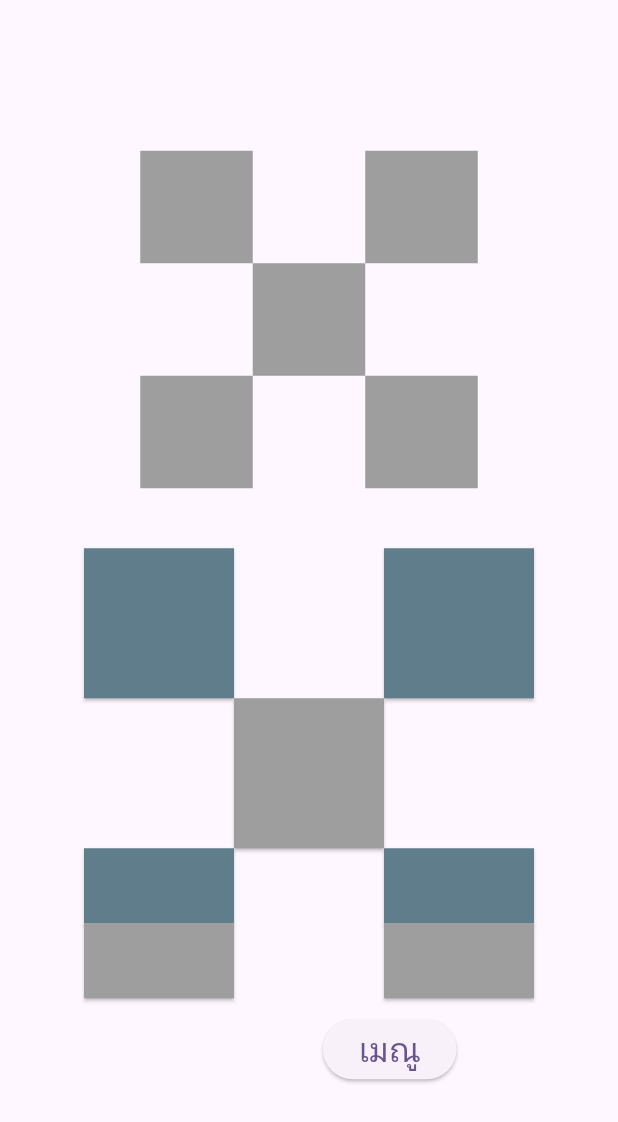
After one commit to Lenilk/dancingapp, a Flutter app: the TestBeforePlayPage screen opened by its route, on a phone screen of 412 x 824 dp. The commit adds this screen. Shown: the top 1122 px of the screen. Run offline on Flutter 3.47's test engine with Material 3 defaults, Android fonts, the phone set to English and light mode, and no system bars; our stand-ins replace audioplayers; network calls fail.

Commit message:
add test_before_play page and add http package for sent and read data from anto

```diff
--- /dev/null
+++ b/devtools_options.yaml
@@ -0,0 +1,3 @@
+description: This file stores settings for Dart & Flutter DevTools.
+documentation: https://docs.flutter.dev/tools/devtools/extensions#configure-extension-enablement-states
+extensions:
--- /dev/null
+++ b/lib/components/pad_button.dart
@@ -0,0 +1,34 @@
+import "package:flutter/material.dart";
+
+Widget padButton(VoidCallback fn, Color color) {
+  return ElevatedButton(
+    style: TextButton.styleFrom(
+      padding: EdgeInsetsGeometry.all(0),
+      shape: RoundedRectangleBorder(
+        borderRadius: BorderRadiusGeometry.circular(0),
+      ),
+      minimumSize: Size.zero,
+      backgroundColor: color,
+    ),
+    onPressed: fn,
+    child: SizedBox(width: 100, height: 100),
+  );
+}
+
+Widget halfPadButton(VoidCallback fn, Color color) {
+  return SizedBox(
+    width: 100,
+    height: 50,
+    child: ElevatedButton(
+      style: TextButton.styleFrom(
+        padding: EdgeInsetsGeometry.all(0),
+        shape: RoundedRectangleBorder(
+          borderRadius: BorderRadiusGeometry.circular(0),
+        ),
+        backgroundColor: color,
+      ),
+      onPressed: fn,
+      child: null,
+    ),
+  );
+}
--- /dev/null
+++ b/lib/components/pad_button_group.dart
@@ -0,0 +1,125 @@
+import 'dart:async';
+
+import 'package:danceteaching/components/pad_button.dart';
+import 'package:danceteaching/utils/anto.dart';
+import 'package:flutter/material.dart';
+import 'package:http/http.dart' as http;
+
+class PadButtonGroup extends StatefulWidget {
+  const PadButtonGroup({super.key});
+
+  @override
+  State<PadButtonGroup> createState() => _PadButtonGroupState();
+}
+
+class _PadButtonGroupState extends State<PadButtonGroup> {
+  final readhttp = http.Client();
+  // final writehttp = http.Client();
+  List<String> value = ["0", "0", "0", "0", "0", "0"];
+
+  Future fetchAll() async {
+    if (mounted == false) {
+      return;
+    }
+    await Future.wait([
+          readRelayStateFromAnto(readhttp, "sw1"),
+          readRelayStateFromAnto(readhttp, "sw2"),
+          readRelayStateFromAnto(readhttp, "sw3"),
+          readRelayStateFromAnto(readhttp, "sw4"),
+          readRelayStateFromAnto(readhttp, "sw5"),
+          readRelayStateFromAnto(readhttp, "sw6"),
+        ])
+        .then(
+          (val) => setState(() {
+            value = val;
+          }),
+        )
+        .whenComplete(() {
+          debugPrint(value.toString());
+          setState(() {});
+          debugPrint("Fetch api");
+        });
+  }
+
+  Future writeAndUpdateDataWhenPushButton(String sw, int num) async {
+    debugPrint("Click");
+    await writeRelayDataToAnto(readhttp, sw, SwitchRelay(value[num]));
+    String val = await readRelayStateFromAnto(readhttp, sw);
+    setState(() {
+      value[num] = val;
+    });
+    debugPrint(value.toString());
+  }
+
+  Timer? timer;
+
+  @override
+  void initState() {
+    super.initState();
+    fetchAll();
+  }
+
+  @override
+  void dispose() {
+    timer?.cancel();
+    super.dispose();
+  }
+
+  String SwitchRelay(String a) {
+    return (int.parse(a) == 1 ? 0 : 1).toString();
+  }
+
+  @override
+  Widget build(BuildContext context) {
+    return SizedBox(
+      width: 300,
+      child: Column(
+        children: [
+          Row(
+            mainAxisAlignment: MainAxisAlignment.spaceBetween,
+            children: [
+              padButton(
+                () => writeAndUpdateDataWhenPushButton("sw1", 0),
+                value[0] == "1" ? Colors.red : Colors.blueGrey,
+              ),
+              padButton(
+                () => writeAndUpdateDataWhenPushButton("sw2", 1),
+                value[1] == "1" ? Colors.green : Colors.blueGrey,
+              ),
+            ],
+          ),
+          Row(
+            mainAxisAlignment: MainAxisAlignment.center,
+            children: [padButton(() {}, Colors.grey)],
+          ),
+          Row(
+            mainAxisAlignment: MainAxisAlignment.spaceBetween,
+            children: [
+              halfPadButton(
+                () => writeAndUpdateDataWhenPushButton("sw3", 2),
+                value[2] == "1" ? Colors.lightGreen : Colors.blueGrey,
+              ),
+              halfPadButton(
+                () => writeAndUpdateDataWhenPushButton("sw4", 3),
+                value[3] == "1" ? Colors.brown : Colors.blueGrey,
+              ),
+            ],
+          ),
+          Row(
+            mainAxisAlignment: MainAxisAlignment.spaceBetween,
+            children: [
+              halfPadButton(
+                () => writeAndUpdateDataWhenPushButton("sw5", 4),
+                value[4] == "1" ? Colors.green : Colors.grey,
+              ),
+              halfPadButton(
+                () => writeAndUpdateDataWhenPushButton("sw6", 5),
+                value[5] == "1" ? Colors.red : Colors.grey,
+              ),
+            ],
+          ),
+        ],
+      ),
+    );
+  }
+}
--- /dev/null
+++ b/lib/components/status_pad.dart
@@ -0,0 +1,17 @@
+import "package:flutter/material.dart";
+
+Widget statusPad(bool isactive) {
+  return Container(
+    color: isactive ? Colors.amber : Colors.grey,
+    width: 75,
+    height: 75,
+  );
+}
+
+Widget halfStatusPad(bool isactive) {
+  return Container(
+    color: isactive ? Colors.amber : Colors.grey,
+    width: 75,
+    height: 37.5,
+  );
+}
--- /dev/null
+++ b/lib/components/status_pad_group.dart
@@ -0,0 +1,34 @@
+import 'package:danceteaching/components/status_pad.dart';
+import 'package:flutter/material.dart';
+
+class StatusPadGroup extends StatelessWidget {
+  final List<bool> isActive;
+  const StatusPadGroup({super.key, required this.isActive});
+
+  @override
+  Widget build(BuildContext context) {
+    return SizedBox(
+      width: 225,
+      child: Column(
+        children: [
+          Row(
+            mainAxisAlignment: MainAxisAlignment.spaceBetween,
+            children: [statusPad(isActive[0]), statusPad(isActive[1])],
+          ),
+          Row(
+            mainAxisAlignment: MainAxisAlignment.center,
+            children: [statusPad(false)],
+          ),
+          Row(
+            mainAxisAlignment: MainAxisAlignment.spaceBetween,
+            children: [halfStatusPad(isActive[2]), halfStatusPad(isActive[3])],
+          ),
+          Row(
+            mainAxisAlignment: MainAxisAlignment.spaceBetween,
+            children: [halfStatusPad(isActive[4]), halfStatusPad(isActive[5])],
+          ),
+        ],
+      ),
+    );
+  }
+}
--- /dev/null
+++ b/lib/page/test_before_play_page.dart
@@ -0,0 +1,81 @@
+import 'package:danceteaching/components/general_text.dart';
+import 'package:danceteaching/components/pad_button_group.dart';
+import 'package:danceteaching/components/status_pad_group.dart';
+import 'package:danceteaching/utils/navitor_utils.dart';
+import 'package:flutter/material.dart';
+import 'package:danceteaching/components/status_pad.dart';
+
+class TestBeforePlayPage extends StatefulWidget {
+  const TestBeforePlayPage({super.key});
+
+  @override
+  State<TestBeforePlayPage> createState() => _TestBeforePlayPageState();
+}
+
+class _TestBeforePlayPageState extends State<TestBeforePlayPage> {
+  @override
+  Widget build(BuildContext context) {
+    return Scaffold(
+      body: SafeArea(
+        child: Column(
+          mainAxisAlignment: MainAxisAlignment.center,
+          children: [
+            LayoutBuilder(
+              builder: (context, BoxConstraints size) {
+                if (MediaQuery.of(context).size.height >
+                    MediaQuery.of(context).size.width) {
+                  return Column(
+                    children: [
+                      StatusPadGroup(
+                        isActive: [false, false, false, false, false, false],
+                      ),
+                      SizedBox(height: 40),
+
+                      PadButtonGroup(),
+                      SizedBox(height: 10),
+                    ],
+                  );
+                } else {
+                  return Column(
+                    children: [
+                      Row(
+                        mainAxisAlignment: MainAxisAlignment.center,
+                        children: [
+                          StatusPadGroup(
+                            isActive: [
+                              false,
+                              false,
+                              false,
+                              false,
+                              false,
+                              false,
+                            ],
+                          ),
+                          SizedBox(width: 40),
+                          PadButtonGroup(),
+                        ],
+                      ),
+                      SizedBox(height: 5),
+                    ],
+                  );
+                }
+              },
+            ),
+            Row(
+              mainAxisAlignment: MainAxisAlignment.spaceEvenly,
+              children: [
+                SizedBox(),
+                ElevatedButton(
+                  onPressed: () {
+                    Navigator.of(context).pop();
+                  },
+                  child: GeneralText(data: "เมณู"),
+                ),
+              ],
+            ),
+          ],
+        ),
+      ),
+    );
+  }
+}
--- a/lib/utils/navitor_utils.dart
+++ b/lib/utils/navitor_utils.dart
@@ -1,4 +1,5 @@
 import 'package:danceteaching/page/score_summary_page.dart';
+import 'package:danceteaching/page/test_before_play_page.dart';
 import 'package:flutter/material.dart';
 import 'package:danceteaching/page/page.dart';
 
@@ -18,6 +19,7 @@ enum RouteName {
   musicmainpage,
   tutorialpage,
   scoresummarypage,
+  testbeforeplaypage,
 }
 
 Map<String, Widget Function(BuildContext)> route = {
@@ -26,4 +28,5 @@ Map<String, Widget Function(BuildContext)> route = {
   RouteName.musicmainpage.toString(): (context) => MusicMainPage(),
   RouteName.tutorialpage.toString(): (context) => TutorialPage(),
   RouteName.scoresummarypage.toString(): (context) => ScoreSummary(),
+  RouteName.testbeforeplaypage.toString(): (context) => TestBeforePlayPage(),
 };
--- a/pubspec.yaml
+++ b/pubspec.yaml
@@ -36,6 +36,7 @@ dependencies:
   cupertino_icons: ^1.0.8
   provider: ^6.1.5
   audioplayers: ^6.5.0
+  http: ^1.4.0
 
 dev_dependencies:
   flutter_test:
@@ -65,6 +66,7 @@ flutter:
   assets:
     - assets/audio/
     - assets/picture/
+    - assets/icon/
   # An image asset can refer to one or more resolution-specific "variants", see
   # https://flutter.dev/to/resolution-aware-images
 
```
Also changed, not shown: lib/utils/anto.dart (added, +49 -0 lines), pubspec.lock.
